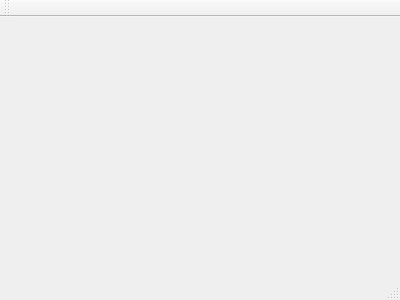
The window that mainwindow.ui (Team-llamas/Project-1) describes before a commit, drawn with Qt 5.
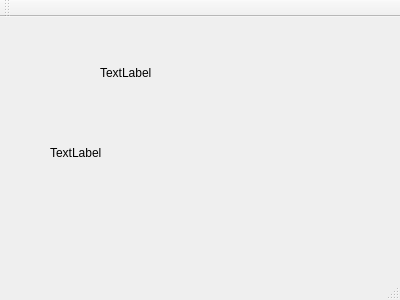
The same window after the commit.

Commit message: This commit is to show Julian how GitHub works

Diff of the .ui file:
```diff
--- a/mainwindow.ui
+++ b/mainwindow.ui
@@ -12,13 +12,55 @@
   <property name="windowTitle" >
    <string>MainWindow</string>
   </property>
-  <widget class="QMenuBar" name="menuBar" />
-  <widget class="QToolBar" name="mainToolBar" />
-  <widget class="QWidget" name="centralWidget" />
-  <widget class="QStatusBar" name="statusBar" />
+  <widget class="QWidget" name="centralWidget">
+   <widget class="QLabel" name="label">
+    <property name="geometry">
+     <rect>
+      <x>100</x>
+      <y>40</y>
+      <width>111</width>
+      <height>31</height>
+     </rect>
+    </property>
+    <property name="text">
+     <string>TextLabel</string>
+    </property>
+   </widget>
+   <widget class="QLabel" name="robot_pic">
+    <property name="geometry">
+     <rect>
+      <x>50</x>
+      <y>100</y>
+      <width>231</width>
+      <height>71</height>
+     </rect>
+    </property>
+    <property name="text">
+     <string>TextLabel</string>
+    </property>
+   </widget>
+  </widget>
+  <widget class="QMenuBar" name="menuBar">
+   <property name="geometry">
+    <rect>
+     <x>0</x>
+     <y>0</y>
+     <width>400</width>
+     <height>22</height>
+    </rect>
+   </property>
+  </widget>
+  <widget class="QToolBar" name="mainToolBar">
+   <attribute name="toolBarArea">
+    <enum>TopToolBarArea</enum>
+   </attribute>
+   <attribute name="toolBarBreak">
+    <bool>false</bool>
+   </attribute>
+  </widget>
+  <widget class="QStatusBar" name="statusBar"/>
  </widget>
- <layoutDefault spacing="6" margin="11" />
- <pixmapfunction></pixmapfunction>
+ <layoutdefault spacing="6" margin="11"/>
  <resources/>
  <connections/>
 </ui>
```
Left out of the diff: 7 changed lines with no effect on the pictures. The commit also changes 1 other file.
